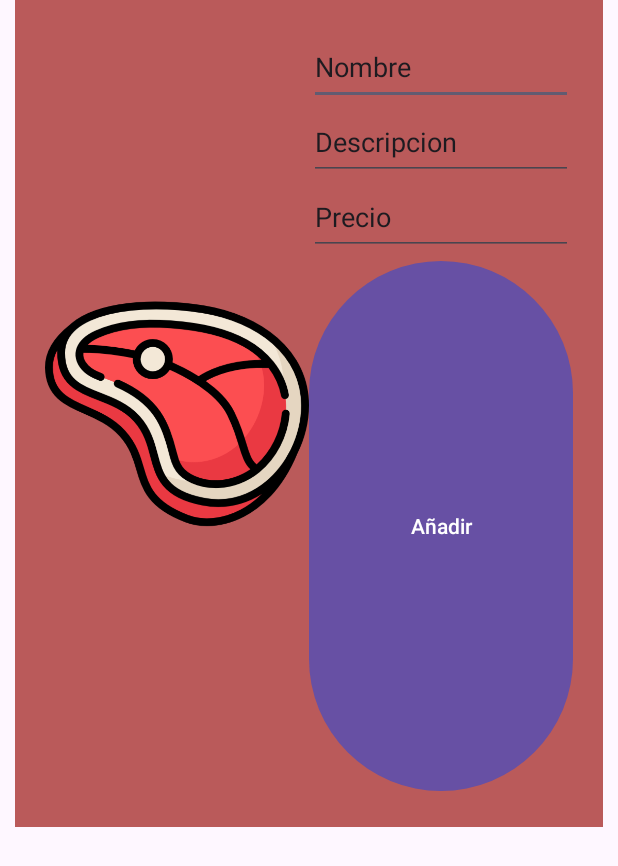
After one commit to alvarohv2021/AppTienda, an Android app: the layout upload_product_dialog.xml on its own in the app's theme, with its tools: preview values and no code run, on a phone screen of 412 x 824 dp. The commit adds this screen. Shown: the top 866 px of the screen. Run offline under Robolectric (Android 15) with nearby library versions, the phone set to English and light mode, and no system bars.

Commit message:
Probando funcionalidad de añadir

```diff
--- a/app/src/main/java/com/example/apptienda/MainActivity.java
+++ b/app/src/main/java/com/example/apptienda/MainActivity.java
@@ -7,7 +7,7 @@ import androidx.recyclerview.widget.RecyclerView;
 import android.os.Bundle;
 
 
-public class MainActivity extends AppCompatActivity {
+public class MainActivity extends AppCompatActivity implements añadirProductos {
     @Override
     protected void onCreate(Bundle savedInstanceState) {
         super.onCreate(savedInstanceState);
@@ -25,4 +25,9 @@ public class MainActivity extends AppCompatActivity {
         recyclerView.setLayoutManager(new LinearLayoutManager(this));
 
     }
+
+    @Override
+    public void añadirProducto(int position) {
+
+    }
 }
--- a/app/src/main/java/com/example/apptienda/Product_RecyclerViewAdapter.java
+++ b/app/src/main/java/com/example/apptienda/Product_RecyclerViewAdapter.java
@@ -16,7 +16,7 @@ import androidx.recyclerview.widget.RecyclerView;
 
 // imports necessaris
 
-public class Product_RecyclerViewAdapter extends RecyclerView.Adapter<Product_RecyclerViewAdapter.MyViewHolder> {
+public class Product_RecyclerViewAdapter extends RecyclerView.Adapter<Product_RecyclerViewAdapter.MyViewHolder> implements añadirProductos {
 
     // constructor amb Context i productList.
     private Context context;
@@ -46,6 +46,14 @@ public class Product_RecyclerViewAdapter extends RecyclerView.Adapter<Product_Re
         holder.nombreProducto.setText(productList.getProduct(position).getNombre());
         holder.precioProducto.setText(productList.getProduct(position).getPrecio() + "");
         holder.descripcionProducto.setText(productList.getProduct(position).getDescripcion() + "");
+        holder.botonAñadirProducto.setOnClickListener(new View.OnClickListener() {
+            @Override
+            public void onClick(View view) {
+                CProduct producto = productList.getProduct(position);
+
+            }
+        });
+
 
         holder.botonProducto.setOnClickListener(new View.OnClickListener() {
             @Override
@@ -55,13 +63,16 @@ public class Product_RecyclerViewAdapter extends RecyclerView.Adapter<Product_Re
                 context.startActivity(intent);
             }
         });
-
-
     }
 
     @Override
     public int getItemCount() {
         return productList.getSize();
+    }
+
+    @Override
+    public void añadirProducto(int position) {
+
     }
 
     public class MyViewHolder extends RecyclerView.ViewHolder {
@@ -70,7 +81,7 @@ public class Product_RecyclerViewAdapter extends RecyclerView.Adapter<Product_Re
         private TextView nombreProducto;
         private TextView precioProducto;
         private TextView descripcionProducto;
-
+        private Button botonAñadirProducto;
         private Button botonProducto;
 
 // <---------------------- Donde se declaran los metodos de cada "recicler_view_row" ---------------------->
@@ -78,11 +89,14 @@ public class Product_RecyclerViewAdapter extends RecyclerView.Adapter<Product_Re
             super(itemView);
 
             // instanciar vistes (recuperar per identificador)
+
             imagenProducto = itemView.findViewById(R.id.imageView);
             nombreProducto = itemView.findViewById(R.id.nombre);
             precioProducto = itemView.findViewById(R.id.precio);
             descripcionProducto = itemView.findViewById(R.id.descripcion);
+            botonAñadirProducto = itemView.findViewById(R.id.añadir);
             botonProducto = itemView.findViewById(R.id.button2);
+
 
 
             itemView.setOnLongClickListener(view -> {
--- /dev/null
+++ b/app/src/main/java/com/example/apptienda/añadirProductos.java
@@ -0,0 +1,7 @@
+package com.example.apptienda;
+
+public interface añadirProductos {
+
+    public void añadirProducto(int position);
+
+}
--- a/app/src/main/res/layout/recicler_view_row.xml
+++ b/app/src/main/res/layout/recicler_view_row.xml
@@ -63,7 +63,7 @@
                     android:orientation="horizontal">
 
                     <Button
-                        android:id="@+id/button"
+                        android:id="@+id/añadir"
                         android:layout_width="match_parent"
                         android:layout_height="wrap_content"
                         android:text="Añadir" />
--- /dev/null
+++ b/app/src/main/res/layout/upload_product_dialog.xml
@@ -0,0 +1,63 @@
+<?xml version="1.0" encoding="utf-8"?>
+<androidx.constraintlayout.widget.ConstraintLayout xmlns:android="http://schemas.android.com/apk/res/android"
+    xmlns:app="http://schemas.android.com/apk/res-auto"
+    xmlns:tools="http://schemas.android.com/tools"
+    android:layout_width="match_parent"
+    android:layout_height="wrap_content">
+
+    <LinearLayout
+        android:layout_width="match_parent"
+        android:layout_height="match_parent"
+        android:layout_margin="10dp"
+        android:background="#BA5A5A"
+        android:orientation="horizontal"
+        android:padding="20dp"
+        tools:layout_editor_absoluteX="10dp"
+        tools:layout_editor_absoluteY="10dp">
+
+        <ImageView
+            android:id="@+id/imageView2"
+            android:layout_width="wrap_content"
+            android:layout_height="wrap_content"
+            android:layout_weight="1"
+            android:src="@drawable/carne" />
+
+        <LinearLayout
+            android:layout_width="match_parent"
+            android:layout_height="match_parent"
+            android:layout_weight="1"
+            android:orientation="vertical">
+
+            <EditText
+                android:id="@+id/editTextText3"
+                android:layout_width="match_parent"
+                android:layout_height="50dp"
+                android:ems="10"
+                android:inputType="text"
+                android:text="Nombre" />
+
+            <EditText
+                android:id="@+id/editTextText2"
+                android:layout_width="match_parent"
+                android:layout_height="50dp"
+                android:inputType="text"
+                android:text="Descripcion" />
+
+            <EditText
+                android:id="@+id/editTextText"
+                android:layout_width="match_parent"
+                android:layout_height="50dp"
+                android:ems="10"
+                android:inputType="text"
+                android:text="Precio" />
+
+            <Button
+                android:id="@+id/añadirProducto"
+                android:layout_width="match_parent"
+                android:layout_height="match_parent"
+                android:layout_weight="1"
+                android:text="Añadir" />
+        </LinearLayout>
+
+    </LinearLayout>
+</androidx.constraintlayout.widget.ConstraintLayout>
```
